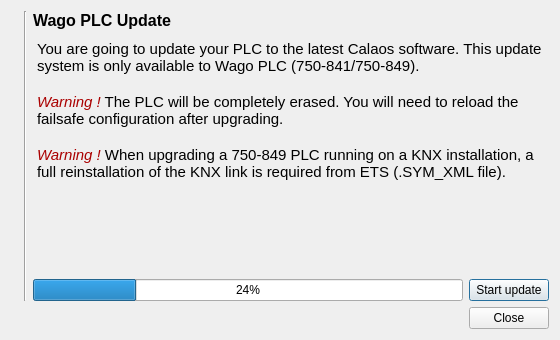
Above: data/DialogWagoFirmwareUpdate.ui from calaos/calaos_installer before the change. Below: the same form after it.
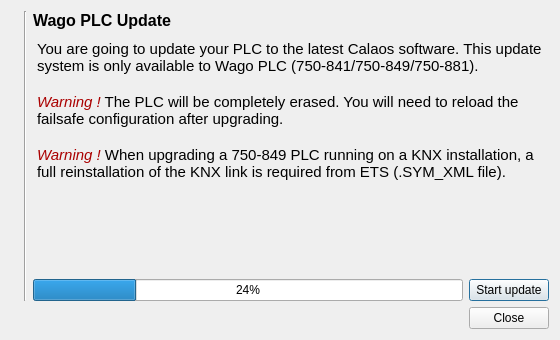
That is the form after the change. Icons and pictures are not drawn.

Commit message: Add wago 750-881 support and update firmwares to 2.2

The edit to the form file:
```diff
--- a/data/DialogWagoFirmwareUpdate.ui
+++ b/data/DialogWagoFirmwareUpdate.ui
@@ -78,7 +78,7 @@
 &lt;html&gt;&lt;head&gt;&lt;meta name=&quot;qrichtext&quot; content=&quot;1&quot; /&gt;&lt;style type=&quot;text/css&quot;&gt;
 p, li { white-space: pre-wrap; }
 &lt;/style&gt;&lt;/head&gt;&lt;body style=&quot; font-family:'MS Shell Dlg 2'; font-size:8.25pt; font-weight:400; font-style:normal;&quot;&gt;
-&lt;p style=&quot; margin-top:0px; margin-bottom:0px; margin-left:0px; margin-right:0px; -qt-block-indent:0; text-indent:0px;&quot;&gt;&lt;span style=&quot; font-family:'Sans Serif'; font-size:11pt;&quot;&gt;You are going to update your PLC to the latest Calaos software. This update system is only available to Wago PLC (750-841/750-849).&lt;/span&gt;&lt;/p&gt;
+&lt;p style=&quot; margin-top:0px; margin-bottom:0px; margin-left:0px; margin-right:0px; -qt-block-indent:0; text-indent:0px;&quot;&gt;&lt;span style=&quot; font-family:'Sans Serif'; font-size:11pt;&quot;&gt;You are going to update your PLC to the latest Calaos software. This update system is only available to Wago PLC (750-841/750-849/750-881).&lt;/span&gt;&lt;/p&gt;
 &lt;p style=&quot;-qt-paragraph-type:empty; margin-top:0px; margin-bottom:0px; margin-left:0px; margin-right:0px; -qt-block-indent:0; text-indent:0px; font-family:'Sans Serif'; font-size:11pt;&quot;&gt;&lt;br /&gt;&lt;/p&gt;
 &lt;p style=&quot; margin-top:0px; margin-bottom:0px; margin-left:0px; margin-right:0px; -qt-block-indent:0; text-indent:0px;&quot;&gt;&lt;span style=&quot; font-family:'Sans Serif'; font-size:11pt; font-style:italic; color:#aa0000;&quot;&gt;Warning !&lt;/span&gt;&lt;span style=&quot; font-family:'Sans Serif'; font-size:11pt;&quot;&gt; The PLC will be completely erased. You will need to reload the failsafe configuration after upgrading.&lt;/span&gt;&lt;/p&gt;
 &lt;p style=&quot;-qt-paragraph-type:empty; margin-top:0px; margin-bottom:0px; margin-left:0px; margin-right:0px; -qt-block-indent:0; text-indent:0px; font-family:'Sans Serif'; font-size:11pt;&quot;&gt;&lt;br /&gt;&lt;/p&gt;
```
The commit also changes 13 other files.
